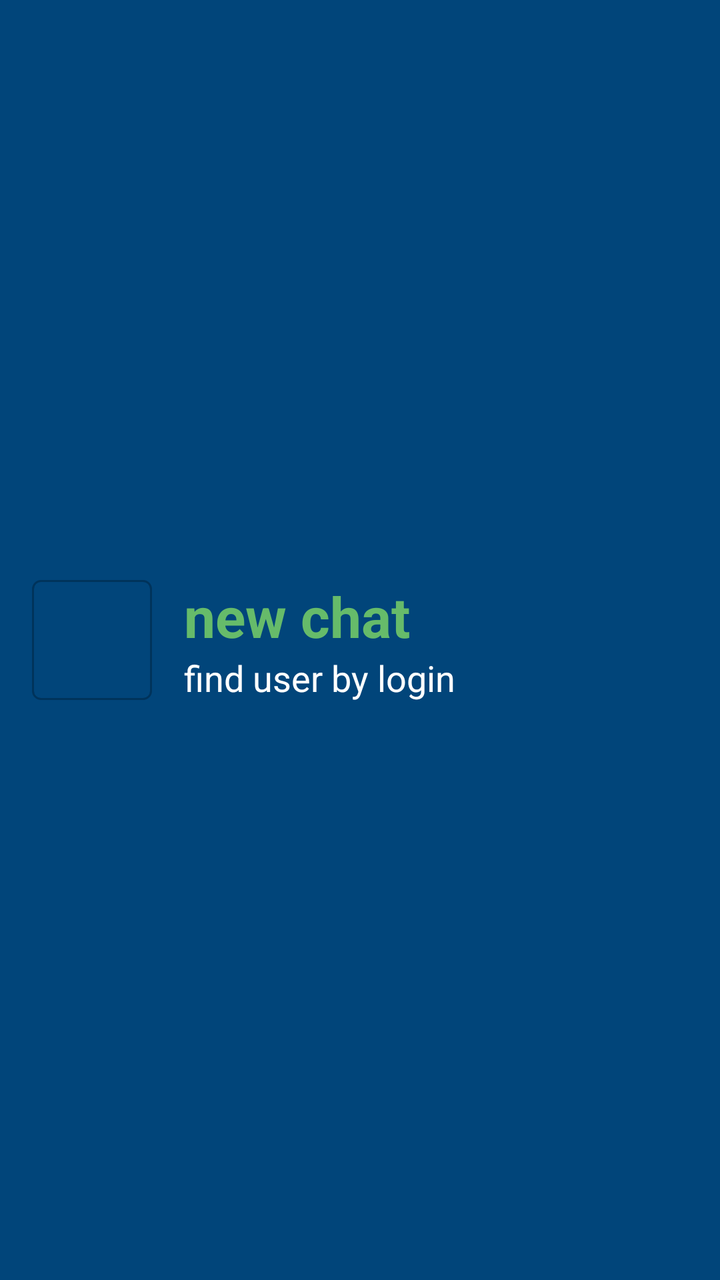
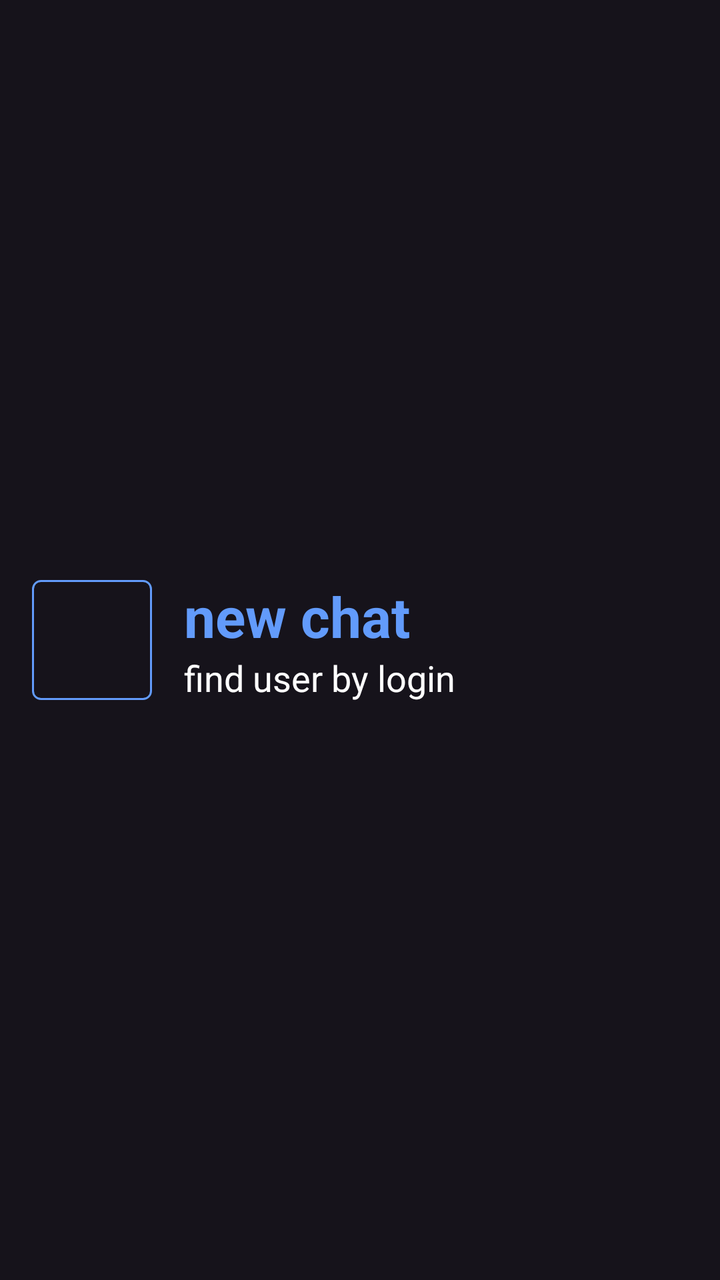

Compare the two renders of this Android layout. The source of the first and the diff that turns it into the second are given below.
<!-- AndroidManifest.xml: application theme Theme.Lim -->
<!-- res/layout/item_chat.xml -->
<?xml version="1.0" encoding="utf-8"?>
<androidx.constraintlayout.widget.ConstraintLayout xmlns:android="http://schemas.android.com/apk/res/android"
    xmlns:app="http://schemas.android.com/apk/res-auto"
    xmlns:tools="http://schemas.android.com/tools"
    android:layout_width="match_parent"
    android:layout_height="80dp"
    android:background="@color/main_background"
    android:clickable="true"
    android:focusable="true">

    
    <View
        android:id="@+id/avatarBackground"
        android:layout_width="60dp"
        android:layout_height="60dp"
        android:layout_marginStart="16dp"
        android:background="@drawable/fielder_background"
        android:clickable="true"
        android:contentDescription="@string/user_icon_desc"
        android:focusable="true"
        app:layout_constraintBottom_toBottomOf="parent"
        app:layout_constraintStart_toStartOf="parent"
        app:layout_constraintTop_toTopOf="parent" />

    <ImageView
        android:id="@+id/chatIcon"
        android:layout_width="48dp"
        android:layout_height="48dp"
        android:contentDescription="@string/chat_icon_desc"
        app:layout_constraintBottom_toBottomOf="@id/avatarBackground"
        app:layout_constraintEnd_toEndOf="@id/avatarBackground"
        app:layout_constraintStart_toStartOf="@id/avatarBackground"
        app:layout_constraintTop_toTopOf="@id/avatarBackground"
        app:tint="@color/light_gray" />

    
    <TextView
        android:id="@+id/chatName"
        android:layout_width="0dp"
        android:layout_height="wrap_content"
        android:layout_marginStart="16dp"
        android:layout_marginEnd="16dp"
        android:text="@string/new_chat"
        android:textColor="@color/green_400"
        android:textSize="28sp"
        android:textStyle="bold"
        app:layout_constraintBottom_toTopOf="@+id/lastMessage"
        app:layout_constraintEnd_toStartOf="@+id/timeText"
        app:layout_constraintStart_toEndOf="@id/avatarBackground"
        app:layout_constraintTop_toTopOf="parent"
        app:layout_constraintVertical_chainStyle="packed" />

    
    <TextView
        android:id="@+id/lastMessage"
        android:layout_width="0dp"
        android:layout_height="wrap_content"
        android:ellipsize="end"
        android:singleLine="true"
        android:text="@string/find_user"
        android:textColor="@color/white"
        android:textSize="18sp"
        app:layout_constraintBottom_toBottomOf="parent"
        app:layout_constraintEnd_toEndOf="@id/chatName"
        app:layout_constraintStart_toStartOf="@id/chatName"
        app:layout_constraintTop_toBottomOf="@id/chatName" />

    
    <TextView
        android:id="@+id/timeText"
        android:layout_width="wrap_content"
        android:layout_height="wrap_content"
        android:layout_marginEnd="16dp"
        android:layout_marginBottom="2dp"
        android:textColor="@color/white"
        android:textSize="12sp"
        app:layout_constraintBottom_toBottomOf="@+id/lastMessage"
        app:layout_constraintEnd_toEndOf="parent"
        tools:visibility="visible" />

</androidx.constraintlayout.widget.ConstraintLayout>
<!-- resources referenced by this layout -->
<resources>
  <color name="green_400">#66BB6A</color>
  <color name="light_gray">#D6D6D6</color>
  <color name="main_background">#01457A</color>
  <color name="white">#FFFFFFFF</color>
  <!-- drawable fielder_background (drawable) -->
  <shape xmlns:android="http://schemas.android.com/apk/res/android"
      android:shape="rectangle">
  
      <solid android:color="@color/main_background" />
  
      <corners android:radius="4dp" />
  
      <stroke
          android:width="1dp"
          android:color="@color/main_background_hard" />
  
  </shape>
  <string name="chat_icon_desc">chat icon</string>
  <string name="find_user">find user by login</string>
  <string name="new_chat">new chat</string>
  <string name="user_icon_desc">user icon</string>
  <style name="Theme.Lim" parent="Base.Theme.Lim">
  
      </style>
  <color name="main_background_hard">#00335B</color>
  <style name="Base.Theme.Lim" parent="Theme.Material3.DayNight.NoActionBar">
          <item name="android:windowDrawsSystemBarBackgrounds">true</item>
          <item name="android:statusBarColor">@android:color/transparent</item>
          <item name="android:navigationBarColor">@color/main_background</item>
      </style>
</resources>

<!-- the commit's change to res/layout/item_chat.xml (unified diff, before → after) -->
@@ -33,19 +33,22 @@
         app:layout_constraintTop_toTopOf="@id/avatarBackground"
         app:tint="@color/light_gray" />
 
+
     
     <TextView
         android:id="@+id/chatName"
         android:layout_width="0dp"
         android:layout_height="wrap_content"
+        android:ellipsize="end"
+        android:singleLine="true"
         android:layout_marginStart="16dp"
         android:layout_marginEnd="16dp"
         android:text="@string/new_chat"
-        android:textColor="@color/green_400"
+        android:textColor="@color/chat_name"
         android:textSize="28sp"
         android:textStyle="bold"
         app:layout_constraintBottom_toTopOf="@+id/lastMessage"
-        app:layout_constraintEnd_toStartOf="@+id/timeText"
+        app:layout_constraintEnd_toEndOf="parent"
         app:layout_constraintStart_toEndOf="@id/avatarBackground"
         app:layout_constraintTop_toTopOf="parent"
         app:layout_constraintVertical_chainStyle="packed" />
@@ -55,15 +58,18 @@
         android:id="@+id/lastMessage"
         android:layout_width="0dp"
         android:layout_height="wrap_content"
+        android:layout_marginEnd="16dp"
         android:ellipsize="end"
         android:singleLine="true"
         android:text="@string/find_user"
         android:textColor="@color/white"
         android:textSize="18sp"
         app:layout_constraintBottom_toBottomOf="parent"
-        app:layout_constraintEnd_toEndOf="@id/chatName"
+        app:layout_constraintEnd_toStartOf="@id/timeText"
         app:layout_constraintStart_toStartOf="@id/chatName"
         app:layout_constraintTop_toBottomOf="@id/chatName" />
+
+
 
     
     <TextView
<!-- resource entries referenced after the edit -->
@@ -1,8 +1,8 @@
 <!-- resources referenced by this layout -->
 <resources>
-  <color name="green_400">#66BB6A</color>
+  <color name="chat_name">#629BFB</color>
   <color name="light_gray">#D6D6D6</color>
-  <color name="main_background">#01457A</color>
+  <color name="main_background">#16131B</color>
   <color name="white">#FFFFFFFF</color>
   <!-- drawable fielder_background (drawable) -->
   <shape xmlns:android="http://schemas.android.com/apk/res/android"
@@ -14,7 +14,7 @@
   
       <stroke
           android:width="1dp"
-          android:color="@color/main_background_hard" />
+          android:color="@color/chat_name" />
   
   </shape>
   <string name="chat_icon_desc">chat icon</string>
@@ -24,7 +24,6 @@
   <style name="Theme.Lim" parent="Base.Theme.Lim">
   
       </style>
-  <color name="main_background_hard">#00335B</color>
   <style name="Base.Theme.Lim" parent="Theme.Material3.DayNight.NoActionBar">
           <item name="android:windowDrawsSystemBarBackgrounds">true</item>
           <item name="android:statusBarColor">@android:color/transparent</item>
